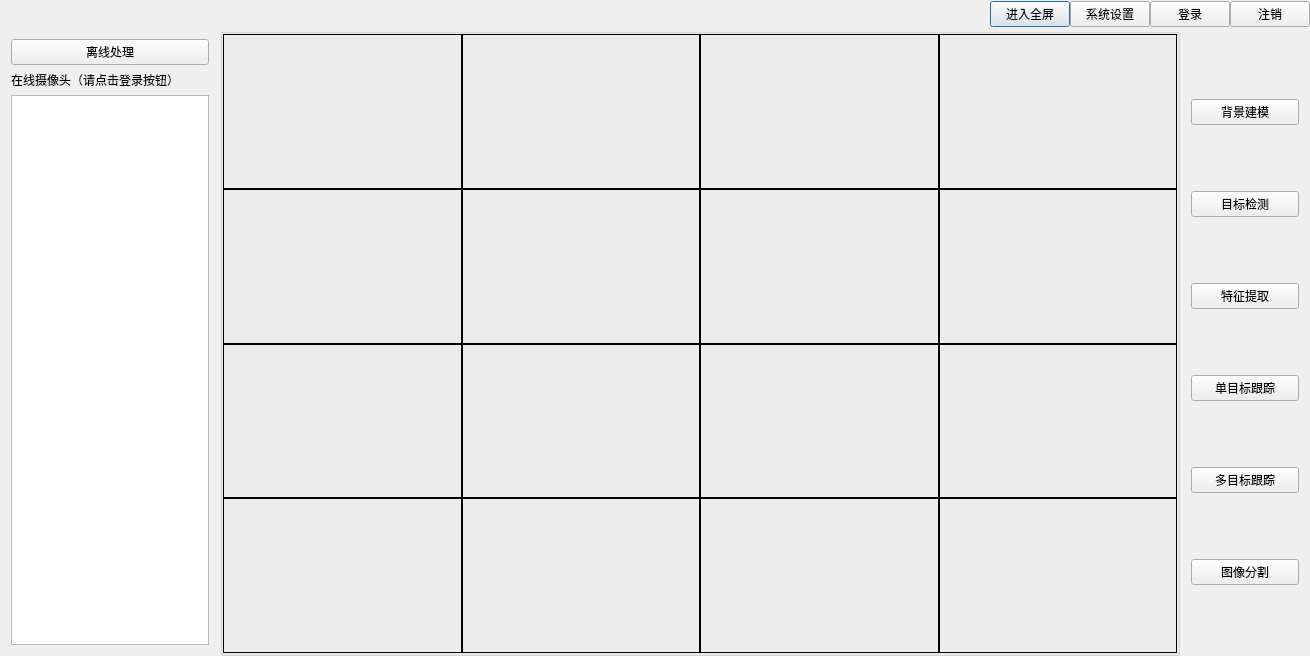
Qt form VisionAlgShow/visionalgmain.ui (MMAPer/VisionAlgShow) before a commit.
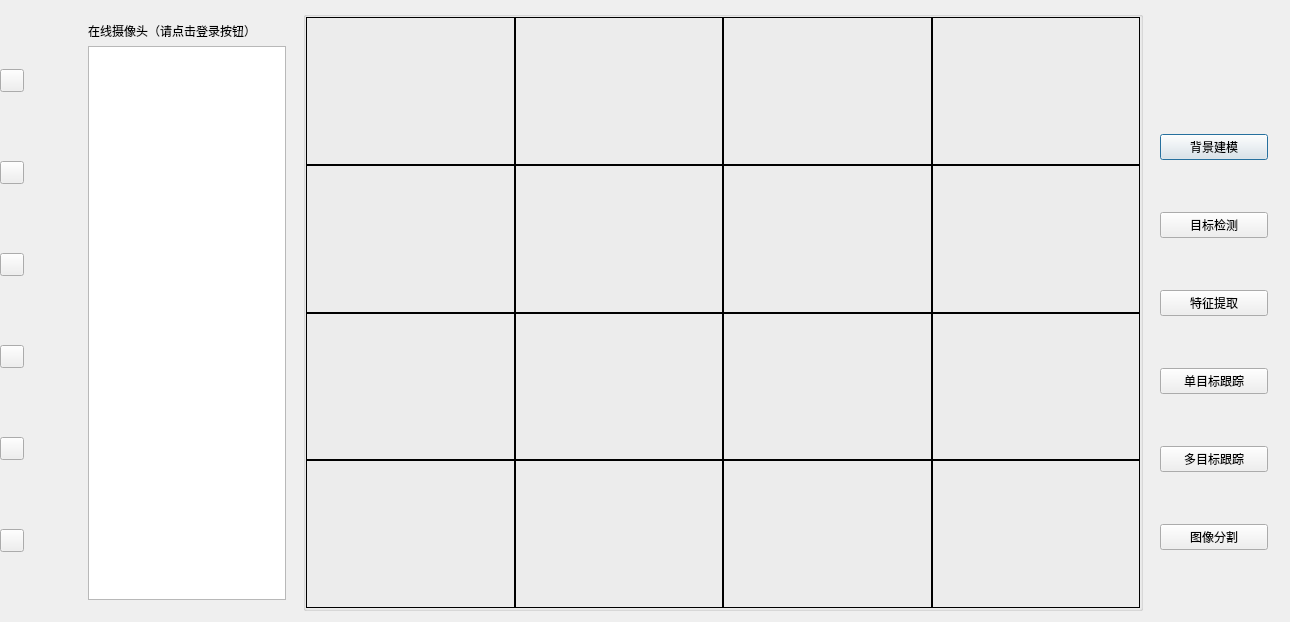
The same form after that commit.

Patch:
```diff
--- a/VisionAlgShow/visionalgmain.ui
+++ b/VisionAlgShow/visionalgmain.ui
@@ -6,14 +6,14 @@
    <rect>
     <x>0</x>
     <y>0</y>
-    <width>1310</width>
-    <height>656</height>
+    <width>1290</width>
+    <height>600</height>
    </rect>
   </property>
   <property name="windowTitle">
    <string>计算机视觉算法展示平台</string>
   </property>
-  <layout class="QVBoxLayout" name="verticalLayout">
+  <layout class="QHBoxLayout" name="horizontalLayout_2">
    <property name="spacing">
     <number>0</number>
    </property>
@@ -30,20 +30,14 @@
     <number>0</number>
    </property>
    <item>
-    <widget class="QWidget" name="widget_title" native="true">
+    <widget class="QWidget" name="widget_menu" native="true">
      <property name="sizePolicy">
-      <sizepolicy hsizetype="Preferred" vsizetype="Fixed">
+      <sizepolicy hsizetype="Preferred" vsizetype="Preferred">
        <horstretch>0</horstretch>
        <verstretch>0</verstretch>
       </sizepolicy>
      </property>
-     <property name="minimumSize">
-      <size>
-       <width>100</width>
-       <height>28</height>
-      </size>
-     </property>
-     <layout class="QHBoxLayout" name="horizontalLayout">
+     <layout class="QVBoxLayout" name="verticalLayout_5">
       <property name="spacing">
        <number>0</number>
       </property>
@@ -60,15 +54,15 @@
        <number>0</number>
       </property>
       <item>
-       <widget class="QLabel" name="label_HCNetSDK">
-        <property name="sizePolicy">
-         <sizepolicy hsizetype="Expanding" vsizetype="Fixed">
-          <horstretch>0</horstretch>
-          <verstretch>0</verstretch>
-         </sizepolicy>
+       <widget class="QToolButton" name="btn_onlinehandle">
+        <property name="minimumSize">
+         <size>
+          <width>24</width>
+          <height>0</height>
+         </size>
         </property>
         <property name="styleSheet">
-         <string notr="true">font:10pt &quot;微软雅黑&quot;;</string>
+         <string notr="true">color: rgb(255, 255, 255);</string>
         </property>
         <property name="text">
          <string/>
@@ -76,58 +70,53 @@
        </widget>
       </item>
       <item>
-       <widget class="QWidget" name="widget_menu" native="true">
-        <property name="sizePolicy">
-         <sizepolicy hsizetype="Preferred" vsizetype="Preferred">
-          <horstretch>0</horstretch>
-          <verstretch>0</verstretch>
-         </sizepolicy>
+       <widget class="QToolButton" name="btn_offlinehandle">
+        <property name="styleSheet">
+         <string notr="true">color: rgb(255, 255, 255);</string>
         </property>
-        <layout class="QHBoxLayout" name="horizontalLayout_2">
-         <property name="spacing">
-          <number>0</number>
-         </property>
-         <property name="leftMargin">
-          <number>0</number>
-         </property>
-         <property name="topMargin">
-          <number>0</number>
-         </property>
-         <property name="rightMargin">
-          <number>0</number>
-         </property>
-         <property name="bottomMargin">
-          <number>0</number>
-         </property>
-         <item>
-          <widget class="QPushButton" name="btnMenu_Full">
-           <property name="text">
-            <string>进入全屏</string>
-           </property>
-          </widget>
-         </item>
-         <item>
-          <widget class="QPushButton" name="btnMenu_Setting">
-           <property name="text">
-            <string>系统设置</string>
-           </property>
-          </widget>
-         </item>
-         <item>
-          <widget class="QPushButton" name="btnMenu_Login">
-           <property name="text">
-            <string>登录</string>
-           </property>
-          </widget>
-         </item>
-         <item>
-          <widget class="QPushButton" name="btnMenu_Logout">
-           <property name="text">
-            <string>注销</string>
-           </property>
-          </widget>
-         </item>
-        </layout>
+        <property name="text">
+         <string/>
+        </property>
+       </widget>
+      </item>
+      <item>
+       <widget class="QToolButton" name="btnMenu_Full">
+        <property name="styleSheet">
+         <string notr="true">color: rgb(255, 255, 255);</string>
+        </property>
+        <property name="text">
+         <string/>
+        </property>
+       </widget>
+      </item>
+      <item>
+       <widget class="QToolButton" name="btnMenu_Setting">
+        <property name="styleSheet">
+         <string notr="true">color: rgb(255, 255, 255);</string>
+        </property>
+        <property name="text">
+         <string/>
+        </property>
+       </widget>
+      </item>
+      <item>
+       <widget class="QToolButton" name="btnMenu_Login">
+        <property name="styleSheet">
+         <string notr="true">color: rgb(255, 255, 255);</string>
+        </property>
+        <property name="text">
+         <string/>
+        </property>
+       </widget>
+      </item>
+      <item>
+       <widget class="QToolButton" name="btnMenu_Logout">
+        <property name="styleSheet">
+         <string notr="true">color: rgb(255, 255, 255);</string>
+        </property>
+        <property name="text">
+         <string/>
+        </property>
        </widget>
       </item>
      </layout>
@@ -138,24 +127,9 @@
      <property name="styleSheet">
       <string notr="true">font:9pt &quot;微软雅黑&quot;;</string>
      </property>
-     <layout class="QHBoxLayout" name="horizontalLayout_4">
-      <property name="spacing">
-       <number>0</number>
-      </property>
-      <property name="leftMargin">
-       <number>0</number>
-      </property>
-      <property name="topMargin">
-       <number>0</number>
-      </property>
-      <property name="rightMargin">
-       <number>0</number>
-      </property>
-      <property name="bottomMargin">
-       <number>0</number>
-      </property>
+     <layout class="QHBoxLayout" name="horizontalLayout">
       <item>
-       <widget class="QWidget" name="widget_left" native="true">
+       <widget class="QWidget" name="widget_camera" native="true">
         <property name="sizePolicy">
          <sizepolicy hsizetype="Fixed" vsizetype="Expanding">
           <horstretch>0</horstretch>
@@ -168,14 +142,7 @@
           <height>16777215</height>
          </size>
         </property>
-        <layout class="QVBoxLayout" name="verticalLayout_3">
-         <item>
-          <widget class="QPushButton" name="btn_offlinehandle">
-           <property name="text">
-            <string>离线处理</string>
-           </property>
-          </widget>
-         </item>
+        <layout class="QVBoxLayout" name="verticalLayout">
          <item>
           <widget class="QLabel" name="label">
            <property name="styleSheet">
@@ -669,6 +636,22 @@
          </size>
         </property>
         <layout class="QVBoxLayout" name="verticalLayout_2">
+         <item>
+          <widget class="QLabel" name="label_HCNetSDK">
+           <property name="sizePolicy">
+            <sizepolicy hsizetype="Expanding" vsizetype="Fixed">
+             <horstretch>0</horstretch>
+             <verstretch>0</verstretch>
+            </sizepolicy>
+           </property>
+           <property name="styleSheet">
+            <string notr="true">font:10pt &quot;微软雅黑&quot;;</string>
+           </property>
+           <property name="text">
+            <string/>
+           </property>
+          </widget>
+         </item>
          <item>
           <widget class="QPushButton" name="pushButton">
            <property name="styleSheet">
```
Left out of the diff: 3 changed lines with no effect on the pictures.
